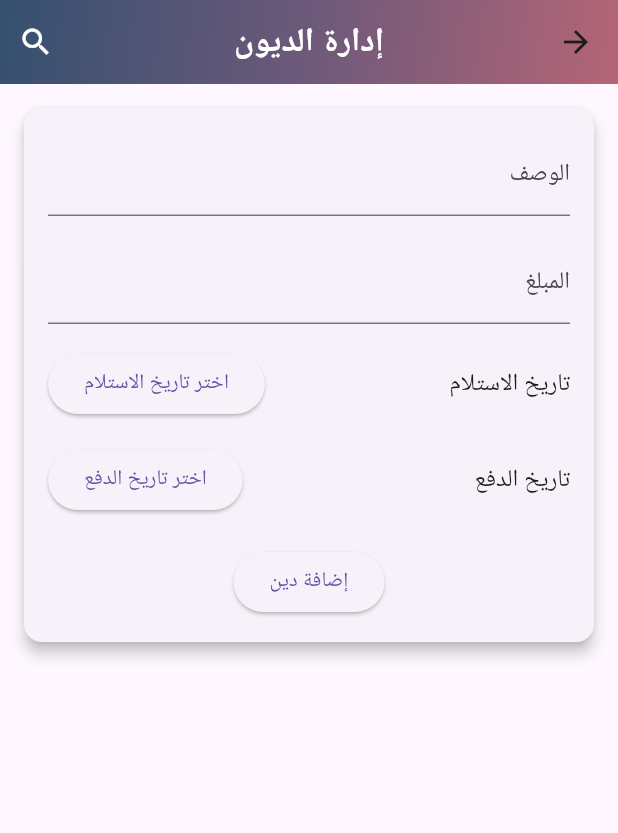
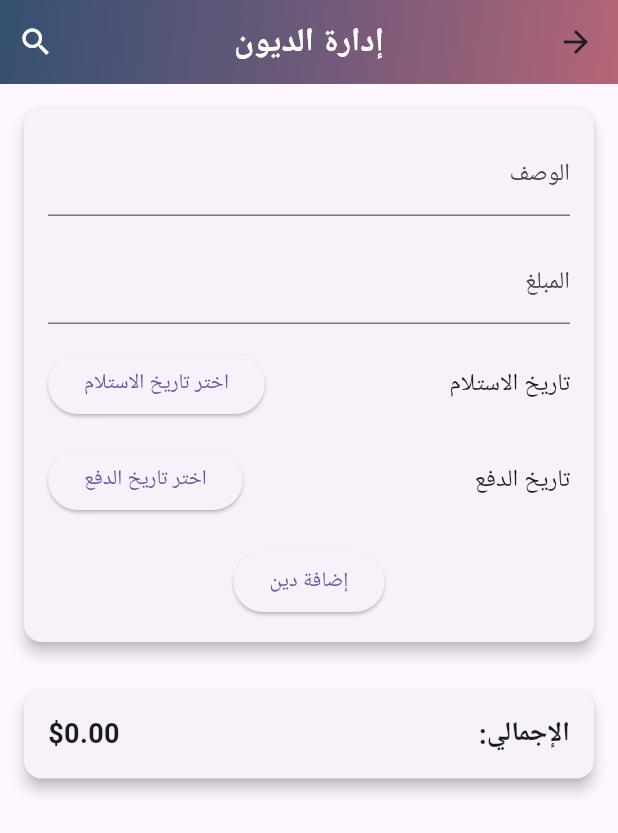
Before and after one commit to Mahmoud7Hany/Expenses, a Flutter app: the screen it shows after launch, in the side drawer, after a tap on "الديون", on a phone screen of 412 x 824 dp. Shown: the top 833 px of the screen. Run offline on Flutter 3.47's test engine with Material 3 defaults, Android fonts, the phone set to English and light mode, and no system bars; our stand-ins replace flutter_slidable, shared_preferences.

Commit message:
calculate Total Amount

```diff
--- a/lib/pages/debt_management_page.dart
+++ b/lib/pages/debt_management_page.dart
@@ -193,6 +193,10 @@ class _DebtManagementPageState extends State<DebtManagementPage> {
     });
   }
 
+  double _calculateTotalAmount() {
+    return _filteredDebts.fold(0.0, (sum, debt) => sum + debt.amount);
+  }
+
   @override
   Widget build(BuildContext context) {
     return Scaffold(
@@ -313,6 +317,27 @@ class _DebtManagementPageState extends State<DebtManagementPage> {
                   ),
                 ),
               ),
+              SizedBox(height: 16.0),
+              Card(
+                elevation: 4.0,
+                margin: EdgeInsets.only(bottom: 16.0),
+                child: Padding(
+                  padding: const EdgeInsets.all(16.0),
+                  child: Row(
+                    mainAxisAlignment: MainAxisAlignment.spaceBetween,
+                    children: [
+                      Text(
+                        'الإجمالي:',
+                        style: TextStyle(fontSize: 18.0, fontWeight: FontWeight.bold),
+                      ),
+                      Text(
+                        '\$${_calculateTotalAmount().toStringAsFixed(2)}', // Use currency symbol or format as needed
+                        style: TextStyle(fontSize: 18.0, fontWeight: FontWeight.bold),
+                      ),
+                    ],
+                  ),
+                ),
+              ),
             ],
             Expanded(
               child: ListView.builder(
```
